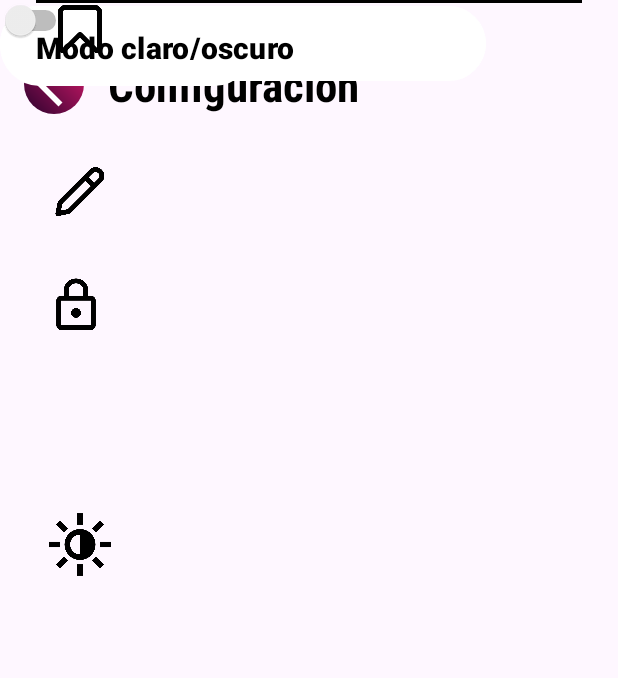
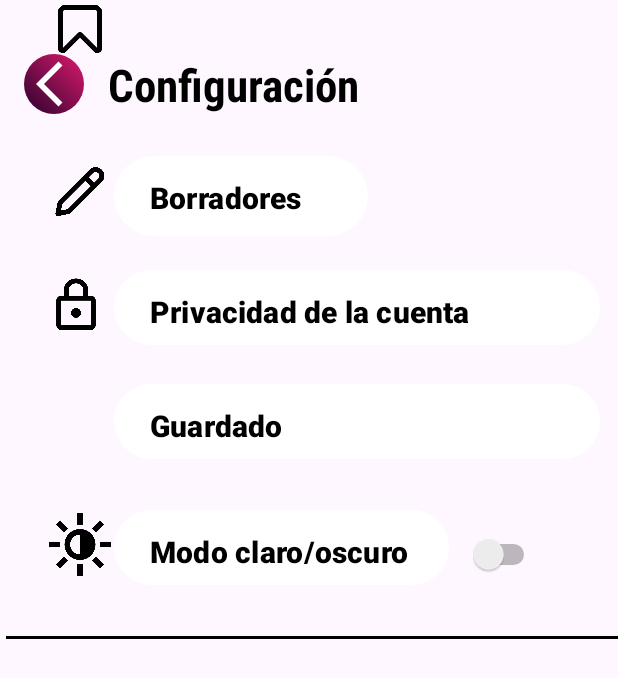
Before and after one commit to Jaziel-Balderas/PSM, an Android app: the fragment_settings screen opened directly, with no data from a screen before it, on a phone screen of 412 x 824 dp. Shown: the top 678 px of the screen. Run offline under Robolectric (Android 15) with nearby library versions, the phone set to English and light mode, and no system bars.

Commit message:
errores borrados de settings

```diff
--- a/app/src/main/res/layout/activity_fragment_settings.xml
+++ b/app/src/main/res/layout/activity_fragment_settings.xml
@@ -33,10 +33,13 @@
         app:layout_constraintStart_toStartOf="parent"
         app:layout_constraintTop_toTopOf="parent" />
 
+
     <Button
         android:id="@+id/btnBorradores"
         android:layout_width="169dp"
         android:layout_height="61dp"
+        android:layout_marginStart="76dp"
+        android:layout_marginTop="100dp"
         android:gravity="left|center_vertical"
         android:paddingVertical="14dp"
         android:text="Borradores"
@@ -44,14 +47,15 @@
         android:textSize="20sp"
         android:textStyle="bold"
         app:backgroundTint="@color/boton_background"
-        tools:layout_editor_absoluteX="72dp"
-        tools:layout_editor_absoluteY="99dp" />
-
+        app:layout_constraintStart_toStartOf="parent"
+        app:layout_constraintTop_toTopOf="parent" />
 
     <Button
         android:id="@+id/btnPrivacidadCuenta"
         android:layout_width="324dp"
         android:layout_height="58dp"
+        android:layout_marginStart="76dp"
+        android:layout_marginTop="176dp"
         android:gravity="left|center_vertical"
         android:paddingVertical="14dp"
         android:text="Privacidad de la cuenta"
@@ -59,13 +63,15 @@
         android:textSize="20sp"
         android:textStyle="bold"
         app:backgroundTint="@color/boton_background"
-        tools:layout_editor_absoluteX="72dp"
-        tools:layout_editor_absoluteY="176dp" />
+        app:layout_constraintStart_toStartOf="parent"
+        app:layout_constraintTop_toTopOf="parent" />
 
     <Button
         android:id="@+id/btnGuardado"
         android:layout_width="324dp"
         android:layout_height="58dp"
+        android:layout_marginStart="76dp"
+        android:layout_marginTop="252dp"
         android:gravity="left|center_vertical"
         android:paddingVertical="14dp"
         android:text="Guardado"
@@ -73,13 +79,15 @@
         android:textSize="20sp"
         android:textStyle="bold"
         app:backgroundTint="@color/boton_background"
-        tools:layout_editor_absoluteX="71dp"
-        tools:layout_editor_absoluteY="254dp" />
+        app:layout_constraintStart_toStartOf="parent"
+        app:layout_constraintTop_toTopOf="parent" />
 
     <Button
         android:id="@+id/btnModoClaroOscuro"
         android:layout_width="223dp"
         android:layout_height="58dp"
+        android:layout_marginStart="76dp"
+        android:layout_marginTop="336dp"
         android:gravity="left|center_vertical"
         android:paddingVertical="14dp"
         android:text="Modo claro/oscuro"
@@ -87,8 +95,8 @@
         android:textSize="20sp"
         android:textStyle="bold"
         app:backgroundTint="@color/boton_background"
-        tools:layout_editor_absoluteX="72dp"
-        tools:layout_editor_absoluteY="336dp" />
+        app:layout_constraintStart_toStartOf="parent"
+        app:layout_constraintTop_toTopOf="parent" />
 
     <ImageButton
         android:id="@+id/imageButton"
@@ -101,7 +109,8 @@
         app:layout_constraintHorizontal_bias="0.084"
         app:layout_constraintStart_toStartOf="parent"
         app:srcCompat="@drawable/guardar"
-        tools:layout_editor_absoluteY="265dp" />
+        tools:layout_editor_absoluteY="265dp"
+        tools:ignore="MissingConstraints" />
 
     <ImageButton
         android:id="@+id/imageButton2"
@@ -149,20 +158,24 @@
         android:id="@+id/switch1"
         android:layout_width="wrap_content"
         android:layout_height="wrap_content"
+        android:layout_marginStart="312dp"
+        android:layout_marginTop="356dp"
         android:text=""
-        tools:layout_editor_absoluteX="297dp"
-        tools:layout_editor_absoluteY="352dp" />
+        app:layout_constraintStart_toStartOf="parent"
+        app:layout_constraintTop_toTopOf="parent" />
 
     <ImageView
         android:id="@+id/horizontal_line"
         android:layout_width="match_parent"
         android:layout_height="wrap_content"
         android:layout_marginHorizontal="24dp"
+        android:layout_marginStart="4dp"
+        android:layout_marginTop="424dp"
         android:background="#000000"
         android:contentDescription="Línea divisoria"
         android:src="@drawable/linea"
-        tools:layout_editor_absoluteX="24dp"
-        tools:layout_editor_absoluteY="435dp" />
+        app:layout_constraintStart_toStartOf="parent"
+        app:layout_constraintTop_toTopOf="parent" />
 
 
 </androidx.constraintlayout.widget.ConstraintLayout>
```
